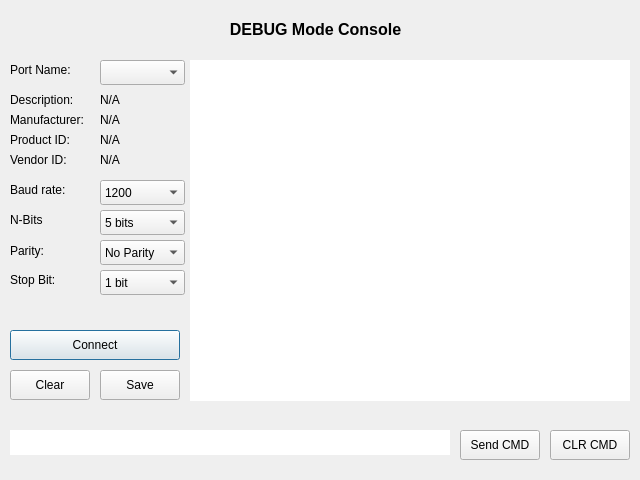
Qt form Application/_APP_Quadcopter/debug_console.ui (mend0z0/Drone) before a commit.
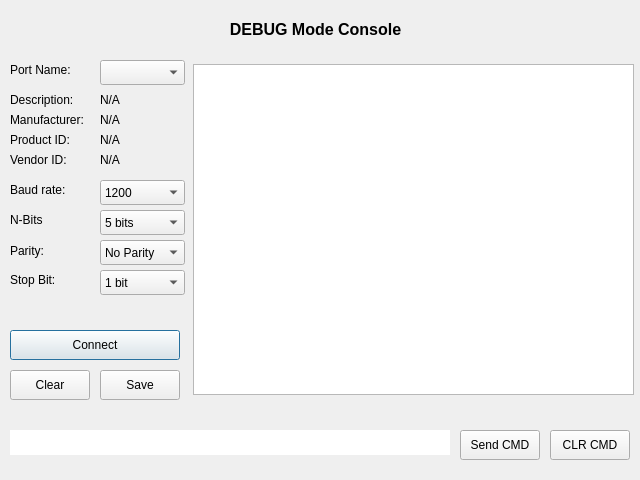
The same form after that commit.

Commit message: Important change in input text window

Diff of the .ui file:
```diff
--- a/Application/_APP_Quadcopter/debug_console.ui
+++ b/Application/_APP_Quadcopter/debug_console.ui
@@ -13,25 +13,6 @@
   <property name="windowTitle">
    <string>Dialog</string>
   </property>
-  <widget class="QPlainTextEdit" name="plainTextEdit_SerialInput">
-   <property name="geometry">
-    <rect>
-     <x>190</x>
-     <y>60</y>
-     <width>440</width>
-     <height>341</height>
-    </rect>
-   </property>
-   <property name="frameShape">
-    <enum>QFrame::Panel</enum>
-   </property>
-   <property name="frameShadow">
-    <enum>QFrame::Sunken</enum>
-   </property>
-   <property name="lineWidth">
-    <number>0</number>
-   </property>
-  </widget>
   <widget class="QComboBox" name="comboBox_OptionsBaudRate">
    <property name="geometry">
     <rect>
@@ -441,6 +422,16 @@
     <string>N/A</string>
    </property>
   </widget>
+  <widget class="QTextEdit" name="textEdit_SerialInput">
+   <property name="geometry">
+    <rect>
+     <x>193</x>
+     <y>64</y>
+     <width>441</width>
+     <height>331</height>
+    </rect>
+   </property>
+  </widget>
  </widget>
  <resources/>
  <connections/>
```
The commit also changes 1 other file.
